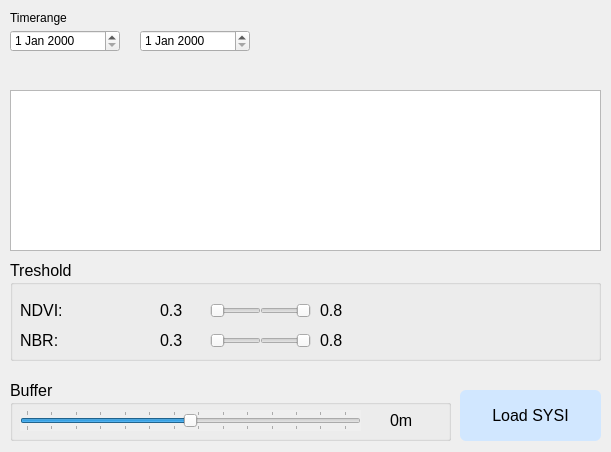
Qt form ui/sysi.ui (caioarantes/ravi-qgis-plugin) before a commit.
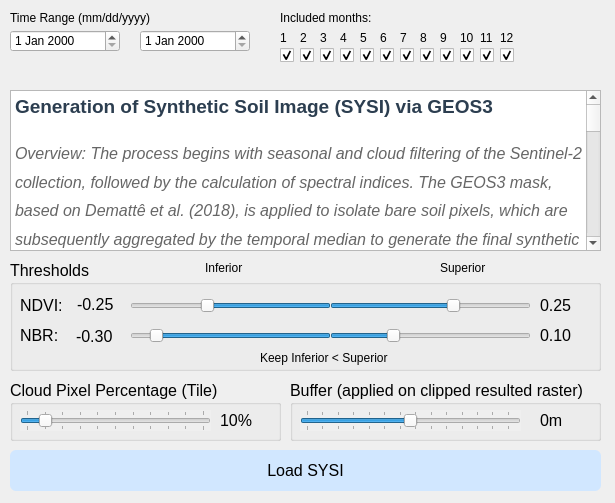
The same form after that commit. Icons and pictures are not drawn.

```diff
--- a/ui/sysi.ui
+++ b/ui/sysi.ui
@@ -6,8 +6,8 @@
    <rect>
     <x>0</x>
     <y>0</y>
-    <width>611</width>
-    <height>452</height>
+    <width>615</width>
+    <height>503</height>
    </rect>
   </property>
   <property name="windowTitle">
@@ -54,10 +54,10 @@
   <widget class="QPushButton" name="QPushButton_sysi">
    <property name="geometry">
     <rect>
-     <x>460</x>
-     <y>390</y>
-     <width>141</width>
-     <height>51</height>
+     <x>10</x>
+     <y>450</y>
+     <width>591</width>
+     <height>41</height>
     </rect>
    </property>
    <property name="font">
@@ -90,6 +90,43 @@
    <property name="readOnly">
     <bool>true</bool>
    </property>
+   <property name="html">
+    <string>&lt;!DOCTYPE HTML PUBLIC &quot;-//W3C//DTD HTML 4.0//EN&quot; &quot;http://www.w3.org/TR/REC-html40/strict.dtd&quot;&gt;
+&lt;html&gt;&lt;head&gt;&lt;meta name=&quot;qrichtext&quot; content=&quot;1&quot; /&gt;&lt;title&gt;SYSI Generation Description&lt;/title&gt;&lt;style type=&quot;text/css&quot;&gt;
+p, li { white-space: pre-wrap; }
+&lt;/style&gt;&lt;/head&gt;&lt;body style=&quot; font-family:'MS Shell Dlg 2'; font-size:12pt; font-weight:400; font-style:normal;&quot;&gt;
+&lt;h3 style=&quot; margin-top:14px; margin-bottom:12px; margin-left:0px; margin-right:0px; -qt-block-indent:0; text-indent:0px; line-height:160%;&quot;&gt;&lt;span style=&quot; font-family:'Arial','sans-serif'; font-size:large; font-weight:600; color:#2c3e50;&quot;&gt;Generation of Synthetic Soil Image (SYSI) via GEOS3&lt;/span&gt;&lt;span style=&quot; font-family:'Arial','sans-serif'; font-size:large; font-weight:600; color:#333333;&quot;&gt; &lt;/span&gt;&lt;/h3&gt;
+&lt;p style=&quot; margin-top:12px; margin-bottom:12px; margin-left:0px; margin-right:0px; -qt-block-indent:0; text-indent:0px; line-height:160%;&quot;&gt;&lt;span style=&quot; font-family:'Arial','sans-serif'; font-style:italic; color:#666666;&quot;&gt;Overview: The process begins with seasonal and cloud filtering of the Sentinel-2 collection, followed by the calculation of spectral indices. The GEOS3 mask, based on Demattê et al. (2018), is applied to isolate bare soil pixels, which are subsequently aggregated by the temporal median to generate the final synthetic image containing Blue, Green, Red, Red Edge, NIR, SWIR1, SWIR2, and NDVI bands. &lt;/span&gt;&lt;/p&gt;
+&lt;p style=&quot; margin-top:12px; margin-bottom:12px; margin-left:0px; margin-right:0px; -qt-block-indent:0; text-indent:0px; line-height:160%;&quot;&gt;&lt;span style=&quot; font-family:'Arial','sans-serif'; font-weight:600; color:#2c3e50;&quot;&gt;Functionality Description: &lt;/span&gt;&lt;/p&gt;
+&lt;p style=&quot; margin-top:12px; margin-bottom:12px; margin-left:0px; margin-right:0px; -qt-block-indent:0; text-indent:0px; line-height:160%;&quot;&gt;&lt;span style=&quot; font-family:'Arial','sans-serif'; color:#333333;&quot;&gt;This feature aims to generate a vegetation-free and cloud-free Synthetic Soil Image (SYSI), allowing for the visualization of the pedological variability within the area of interest. The method is based on the &lt;/span&gt;&lt;span style=&quot; font-family:'Arial','sans-serif'; font-weight:600; color:#333333;&quot;&gt;Geospatial Soil Sensing System (GEOS3)&lt;/span&gt;&lt;span style=&quot; font-family:'Arial','sans-serif'; color:#333333;&quot;&gt; algorithm proposed by Demattê et al. (2018), which employs data mining techniques on satellite image time series to identify and isolate bare soil pixels. &lt;/span&gt;&lt;/p&gt;
+&lt;p style=&quot; margin-top:12px; margin-bottom:12px; margin-left:0px; margin-right:0px; -qt-block-indent:0; text-indent:0px; line-height:160%;&quot;&gt;&lt;span style=&quot; font-family:'Arial','sans-serif'; color:#333333;&quot;&gt;The processing is executed in the cloud via Google Earth Engine (GEE) following four main steps: &lt;/span&gt;&lt;/p&gt;
+&lt;ol style=&quot;margin-top: 0px; margin-bottom: 0px; margin-left: 0px; margin-right: 0px; -qt-list-indent: 1;&quot;&gt;&lt;li style=&quot; font-family:'Arial','sans-serif'; color:#333333;&quot; style=&quot; margin-top:12px; margin-bottom:5px; margin-left:0px; margin-right:0px; -qt-block-indent:0; text-indent:0px; line-height:160%;&quot;&gt;&lt;span style=&quot; font-weight:600;&quot;&gt;Collection Selection and Pre-processing&lt;/span&gt; &lt;/li&gt;
+&lt;p style=&quot; margin-top:12px; margin-bottom:12px; margin-left:0px; margin-right:0px; -qt-block-indent:1; text-indent:0px; line-height:160%;&quot;&gt;&lt;span style=&quot; font-family:'Arial','sans-serif'; color:#333333;&quot;&gt;Initially, the system defines the Area of Interest (AOI) and selects the Sentinel-2 collection (&lt;/span&gt;&lt;span style=&quot; font-family:'monospace'; color:#c7254e; background-color:#f4f4f4;&quot;&gt;COPERNICUS/S2_SR_HARMONIZED&lt;/span&gt;&lt;span style=&quot; font-family:'Arial','sans-serif'; color:#333333;&quot;&gt;) within the year range defined by the user. To ensure data quality, the following filters are applied: &lt;/span&gt;&lt;/p&gt;
+&lt;ul style=&quot;margin-top: 0px; margin-bottom: 0px; margin-left: 0px; margin-right: 0px; -qt-list-indent: 2;&quot;&gt;&lt;li style=&quot; font-family:'Arial','sans-serif'; color:#333333;&quot; style=&quot; margin-top:0px; margin-bottom:5px; margin-left:0px; margin-right:0px; -qt-block-indent:0; text-indent:0px; line-height:160%;&quot;&gt;&lt;span style=&quot; font-weight:600;&quot;&gt;Spatial Filtering:&lt;/span&gt; Restricting images to the AOI boundaries. &lt;/li&gt;
+&lt;li style=&quot; font-family:'Arial','sans-serif'; color:#333333;&quot; style=&quot; margin-top:0px; margin-bottom:5px; margin-left:0px; margin-right:0px; -qt-block-indent:0; text-indent:0px; line-height:160%;&quot;&gt;&lt;span style=&quot; font-weight:600;&quot;&gt;Cloud Filtering:&lt;/span&gt; Removal of images with excessive cloud cover (parameter &lt;span style=&quot; font-family:'monospace'; color:#c7254e; background-color:#f4f4f4;&quot;&gt;CLOUDY_PIXEL_PERCENTAGE&lt;/span&gt;) and application of the &lt;span style=&quot; font-family:'monospace'; color:#c7254e; background-color:#f4f4f4;&quot;&gt;QA60&lt;/span&gt; quality mask to remove opaque clouds and cirrus on a pixel-by-pixel basis. &lt;/li&gt;
+&lt;li style=&quot; font-family:'Arial','sans-serif'; color:#333333;&quot; style=&quot; margin-top:0px; margin-bottom:20px; margin-left:0px; margin-right:0px; -qt-block-indent:0; text-indent:0px; line-height:160%;&quot;&gt;&lt;span style=&quot; font-weight:600;&quot;&gt;Seasonal Filtering:&lt;/span&gt; Selection of only specific months indicated by the user in the interface (e.g., off-season months), aiming to maximize the occurrence of bare soil. &lt;/li&gt;&lt;/ul&gt;
+&lt;li style=&quot; font-family:'Arial','sans-serif'; color:#333333;&quot; style=&quot; margin-top:0px; margin-bottom:5px; margin-left:0px; margin-right:0px; -qt-block-indent:0; text-indent:0px; line-height:160%;&quot;&gt;&lt;span style=&quot; font-weight:600;&quot;&gt;Calculation of Spectral Indices and Scale Factors&lt;/span&gt; &lt;/li&gt;
+&lt;p style=&quot; margin-top:12px; margin-bottom:12px; margin-left:0px; margin-right:0px; -qt-block-indent:1; text-indent:0px; line-height:160%;&quot;&gt;&lt;span style=&quot; font-family:'Arial','sans-serif'; color:#333333;&quot;&gt;For each image in the filtered collection, spectral indices essential for soil discrimination are calculated according to the GEOS3 methodology. In addition to applying scale factors (division by 10,000 for surface reflectance), the following are generated: &lt;/span&gt;&lt;/p&gt;
+&lt;ul style=&quot;margin-top: 0px; margin-bottom: 0px; margin-left: 0px; margin-right: 0px; -qt-list-indent: 2;&quot;&gt;&lt;li style=&quot; font-family:'Arial','sans-serif'; color:#333333;&quot; style=&quot; margin-top:0px; margin-bottom:5px; margin-left:0px; margin-right:0px; -qt-block-indent:0; text-indent:0px; line-height:160%;&quot;&gt;&lt;span style=&quot; font-weight:600;&quot;&gt;NDVI:&lt;/span&gt; Normalized Difference Vegetation Index. &lt;/li&gt;
+&lt;li style=&quot; font-family:'Arial','sans-serif'; color:#333333;&quot; style=&quot; margin-top:0px; margin-bottom:5px; margin-left:0px; margin-right:0px; -qt-block-indent:0; text-indent:0px; line-height:160%;&quot;&gt;&lt;span style=&quot; font-weight:600;&quot;&gt;NBR2:&lt;/span&gt; Normalized Burn Ratio 2, sensitive to straw and non-photosynthetic residues. &lt;/li&gt;
+&lt;li style=&quot; font-family:'Arial','sans-serif'; color:#333333;&quot; style=&quot; margin-top:0px; margin-bottom:5px; margin-left:0px; margin-right:0px; -qt-block-indent:0; text-indent:0px; line-height:160%;&quot;&gt;&lt;span style=&quot; font-weight:600;&quot;&gt;Band Differences:&lt;/span&gt; Difference between Green and Blue bands (&lt;span style=&quot; font-family:'monospace'; color:#c7254e; background-color:#f4f4f4;&quot;&gt;grbl&lt;/span&gt;) and Red and Green bands (&lt;span style=&quot; font-family:'monospace'; color:#c7254e; background-color:#f4f4f4;&quot;&gt;regr&lt;/span&gt;). &lt;/li&gt;
+&lt;li style=&quot; font-family:'Arial','sans-serif'; color:#333333;&quot; style=&quot; margin-top:0px; margin-bottom:20px; margin-left:0px; margin-right:0px; -qt-block-indent:0; text-indent:0px; line-height:160%;&quot;&gt;&lt;span style=&quot; font-weight:600;&quot;&gt;VNSIR:&lt;/span&gt; Visible-to-Shortwave-Infrared tendency index, calculated using the formula adapted from Demattê et al. (2018):&lt;br /&gt;&lt;span style=&quot; font-style:italic;&quot;&gt;VNSIR = 1 - (2 × Red - Green - Blue + 3 × (NIR - Red))&lt;/span&gt; &lt;/li&gt;&lt;/ul&gt;
+&lt;li style=&quot; font-family:'Arial','sans-serif'; color:#333333;&quot; style=&quot; margin-top:0px; margin-bottom:5px; margin-left:0px; margin-right:0px; -qt-block-indent:0; text-indent:0px; line-height:160%;&quot;&gt;&lt;span style=&quot; font-weight:600;&quot;&gt;GEOS3 Mask Application&lt;/span&gt; &lt;/li&gt;
+&lt;p style=&quot; margin-top:12px; margin-bottom:12px; margin-left:0px; margin-right:0px; -qt-block-indent:1; text-indent:0px; line-height:160%;&quot;&gt;&lt;span style=&quot; font-family:'Arial','sans-serif'; color:#333333;&quot;&gt;The core of the algorithm consists of applying a logical mask to identify bare soil pixels. A pixel is classified as soil (GEOS3 = 1) if it simultaneously satisfies the following conditions, whose thresholds are adjustable by the user via the RAVI interface: &lt;/span&gt;&lt;/p&gt;
+&lt;ul style=&quot;margin-top: 0px; margin-bottom: 0px; margin-left: 0px; margin-right: 0px; -qt-list-indent: 2;&quot;&gt;&lt;li style=&quot; font-family:'Arial','sans-serif'; color:#333333;&quot; style=&quot; margin-top:0px; margin-bottom:5px; margin-left:0px; margin-right:0px; -qt-block-indent:0; text-indent:0px; line-height:160%;&quot;&gt;&lt;span style=&quot; font-style:italic;&quot;&gt;NDVI&lt;/span&gt;&lt;span style=&quot; font-style:italic; vertical-align:sub;&quot;&gt;min&lt;/span&gt;&lt;span style=&quot; font-style:italic;&quot;&gt; ≤ NDVI ≤ NDVI&lt;/span&gt;&lt;span style=&quot; font-style:italic; vertical-align:sub;&quot;&gt;max&lt;/span&gt; &lt;/li&gt;
+&lt;li style=&quot; font-family:'Arial','sans-serif'; color:#333333;&quot; style=&quot; margin-top:0px; margin-bottom:5px; margin-left:0px; margin-right:0px; -qt-block-indent:0; text-indent:0px; line-height:160%;&quot;&gt;&lt;span style=&quot; font-style:italic;&quot;&gt;NBR2&lt;/span&gt;&lt;span style=&quot; font-style:italic; vertical-align:sub;&quot;&gt;min&lt;/span&gt;&lt;span style=&quot; font-style:italic;&quot;&gt; ≤ NBR2 ≤ NBR2&lt;/span&gt;&lt;span style=&quot; font-style:italic; vertical-align:sub;&quot;&gt;max&lt;/span&gt; &lt;/li&gt;
+&lt;li style=&quot; font-family:'Arial','sans-serif'; color:#333333;&quot; style=&quot; margin-top:0px; margin-bottom:5px; margin-left:0px; margin-right:0px; -qt-block-indent:0; text-indent:0px; line-height:160%;&quot;&gt;&lt;span style=&quot; font-style:italic;&quot;&gt;VNSIR ≤ 0.9&lt;/span&gt; &lt;/li&gt;
+&lt;li style=&quot; font-family:'Arial','sans-serif'; color:#333333;&quot; style=&quot; margin-top:0px; margin-bottom:20px; margin-left:0px; margin-right:0px; -qt-block-indent:0; text-indent:0px; line-height:160%;&quot;&gt;&lt;span style=&quot; font-style:italic;&quot;&gt;GRBL &amp;gt; 0&lt;/span&gt; and &lt;span style=&quot; font-style:italic;&quot;&gt;REGR &amp;gt; 0&lt;/span&gt; &lt;/li&gt;&lt;/ul&gt;
+&lt;li style=&quot; font-family:'Arial','sans-serif'; color:#333333;&quot; style=&quot; margin-top:0px; margin-bottom:20px; margin-left:0px; margin-right:0px; -qt-block-indent:0; text-indent:0px; line-height:160%;&quot;&gt;&lt;span style=&quot; font-weight:600;&quot;&gt;Temporal Aggregation (TESS) and Post-Processing&lt;/span&gt; &lt;/li&gt;&lt;/ol&gt;
+&lt;p style=&quot; margin-top:12px; margin-bottom:12px; margin-left:0px; margin-right:0px; -qt-block-indent:1; text-indent:0px; line-height:160%;&quot;&gt;&lt;span style=&quot; font-family:'Arial','sans-serif'; color:#333333;&quot;&gt;After classification, the mask is applied to the collection, retaining only the pixels identified as soil. To compose the final image (SYSI), a statistical &lt;/span&gt;&lt;span style=&quot; font-family:'Arial','sans-serif'; font-weight:600; color:#333333;&quot;&gt;median&lt;/span&gt;&lt;span style=&quot; font-family:'Arial','sans-serif'; color:#333333;&quot;&gt; reducer (&lt;/span&gt;&lt;span style=&quot; font-family:'monospace'; color:#c7254e; background-color:#f4f4f4;&quot;&gt;median()&lt;/span&gt;&lt;span style=&quot; font-family:'Arial','sans-serif'; color:#333333;&quot;&gt;) is used over the temporal stack of valid pixels. This process removes transient variations (such as temporary moisture) and fills gaps left by clouds or vegetation. &lt;/span&gt;&lt;/p&gt;
+&lt;p style=&quot; margin-top:12px; margin-bottom:12px; margin-left:0px; margin-right:0px; -qt-block-indent:1; text-indent:0px; line-height:160%;&quot;&gt;&lt;span style=&quot; font-family:'Arial','sans-serif'; color:#333333;&quot;&gt;The resulting product is a multispectral image composed of &lt;/span&gt;&lt;span style=&quot; font-family:'Arial','sans-serif'; font-weight:600; color:#333333;&quot;&gt;8 bands&lt;/span&gt;&lt;span style=&quot; font-family:'Arial','sans-serif'; color:#333333;&quot;&gt;: &lt;/span&gt;&lt;/p&gt;
+&lt;ul style=&quot;margin-top: 0px; margin-bottom: 0px; margin-left: 0px; margin-right: 0px; -qt-list-indent: 2;&quot;&gt;&lt;li style=&quot; font-family:'Arial','sans-serif'; color:#333333;&quot; style=&quot; margin-top:0px; margin-bottom:5px; margin-left:0px; margin-right:0px; -qt-block-indent:0; text-indent:0px; line-height:160%;&quot;&gt;&lt;span style=&quot; font-weight:600;&quot;&gt;Visible:&lt;/span&gt; Blue, Green, and Red; &lt;/li&gt;
+&lt;li style=&quot; font-family:'Arial','sans-serif'; color:#333333;&quot; style=&quot; margin-top:0px; margin-bottom:5px; margin-left:0px; margin-right:0px; -qt-block-indent:0; text-indent:0px; line-height:160%;&quot;&gt;&lt;span style=&quot; font-weight:600;&quot;&gt;Vegetation and Near-Infrared:&lt;/span&gt; Red Edge and Near-Infrared (NIR); &lt;/li&gt;
+&lt;li style=&quot; font-family:'Arial','sans-serif'; color:#333333;&quot; style=&quot; margin-top:0px; margin-bottom:5px; margin-left:0px; margin-right:0px; -qt-block-indent:0; text-indent:0px; line-height:160%;&quot;&gt;&lt;span style=&quot; font-weight:600;&quot;&gt;Shortwave Infrared:&lt;/span&gt; SWIR1 and SWIR2; &lt;/li&gt;
+&lt;li style=&quot; font-family:'Arial','sans-serif'; color:#333333;&quot; style=&quot; margin-top:0px; margin-bottom:20px; margin-left:0px; margin-right:0px; -qt-block-indent:0; text-indent:0px; line-height:160%;&quot;&gt;&lt;span style=&quot; font-weight:600;&quot;&gt;Index:&lt;/span&gt; The calculated NDVI band. &lt;/li&gt;&lt;/ul&gt;
+&lt;p style=&quot; margin-top:12px; margin-bottom:12px; margin-left:0px; margin-right:0px; -qt-block-indent:1; text-indent:0px; line-height:160%;&quot;&gt;&lt;span style=&quot; font-family:'Arial','sans-serif'; color:#333333;&quot;&gt;Finally, the resulting image is clipped precisely to the AOI geometry, automatically downloaded, and loaded into QGIS with a contrast rendering adjusted to the visualized extent. &lt;/span&gt;&lt;/p&gt;
+&lt;p style=&quot; margin-top:20px; margin-bottom:0px; margin-left:0px; margin-right:0px; -qt-block-indent:0; text-indent:0px; line-height:160%; background-color:#f9f9f9;&quot;&gt;&lt;span style=&quot; font-family:'Arial','sans-serif'; font-weight:600; color:#555555;&quot;&gt;Reference:&lt;/span&gt;&lt;span style=&quot; font-family:'Arial','sans-serif'; color:#555555;&quot;&gt;&lt;br /&gt;[1] DEMATTÊ, J. A. M.; FONGARO, C. T.; RIZZO, R.; SAFANELLI, J. L. Geospatial Soil Sensing System (GEOS3): A powerful data mining procedure to retrieve soil spectral reflectance from satellite images. &lt;/span&gt;&lt;span style=&quot; font-family:'Arial','sans-serif'; font-style:italic; color:#555555;&quot;&gt;Remote Sensing of Environment&lt;/span&gt;&lt;span style=&quot; font-family:'Arial','sans-serif'; color:#555555;&quot;&gt;, v. 212, p. 161–175, 2018. &lt;/span&gt;&lt;/p&gt;&lt;/body&gt;&lt;/html&gt;</string>
+   </property>
    <property name="overwriteMode">
     <bool>true</bool>
    </property>
@@ -100,9 +137,9 @@
   <widget class="QGroupBox" name="groupBox_30">
    <property name="geometry">
     <rect>
-     <x>10</x>
+     <x>290</x>
      <y>380</y>
-     <width>441</width>
+     <width>311</width>
      <height>61</height>
     </rect>
    </property>
@@ -112,12 +149,12 @@
     </font>
    </property>
    <property name="title">
-    <string>Buffer</string>
+    <string>Buffer (applied on clipped resulted raster)</string>
    </property>
    <widget class="QLabel" name="label_buffer">
     <property name="geometry">
      <rect>
-      <x>380</x>
+      <x>250</x>
       <y>30</y>
       <width>51</width>
       <height>21</height>
@@ -140,7 +177,7 @@
      <rect>
       <x>10</x>
       <y>30</y>
-      <width>341</width>
+      <width>221</width>
       <height>21</height>
      </rect>
     </property>
@@ -179,7 +216,7 @@
      <x>10</x>
      <y>260</y>
      <width>591</width>
-     <height>101</height>
+     <height>111</height>
     </rect>
    </property>
    <property name="font">
@@ -188,25 +225,25 @@
     </font>
    </property>
    <property name="title">
-    <string>Treshold</string>
+    <string>Thresholds</string>
    </property>
    <widget class="QSlider" name="horizontalSlider">
     <property name="geometry">
      <rect>
-      <x>200</x>
-      <y>40</y>
-      <width>51</width>
+      <x>120</x>
+      <y>35</y>
+      <width>201</width>
       <height>22</height>
      </rect>
     </property>
     <property name="layoutDirection">
-     <enum>Qt::LeftToRight</enum>
+     <enum>Qt::RightToLeft</enum>
     </property>
     <property name="minimum">
-     <number>-1</number>
+     <number>-100</number>
     </property>
     <property name="maximum">
-     <number>1</number>
+     <number>100</number>
     </property>
     <property name="singleStep">
      <number>1</number>
@@ -215,7 +252,7 @@
      <number>0</number>
     </property>
     <property name="value">
-     <number>-1</number>
+     <number>25</number>
     </property>
     <property name="orientation">
      <enum>Qt::Horizontal</enum>
@@ -224,14 +261,26 @@
    <widget class="QSlider" name="horizontalSlider_2">
     <property name="geometry">
      <rect>
-      <x>250</x>
-      <y>40</y>
-      <width>51</width>
+      <x>320</x>
+      <y>35</y>
+      <width>201</width>
       <height>22</height>
      </rect>
     </property>
     <property name="layoutDirection">
-     <enum>Qt::RightToLeft</enum>
+     <enum>Qt::LeftToRight</enum>
+    </property>
+    <property name="minimum">
+     <number>-100</number>
+    </property>
+    <property name="maximum">
+     <number>100</number>
+    </property>
+    <property name="pageStep">
+     <number>1</number>
+    </property>
+    <property name="value">
+     <number>25</number>
     </property>
     <property name="orientation">
      <enum>Qt::Horizontal</enum>
@@ -241,7 +290,7 @@
     <property name="geometry">
      <rect>
       <x>10</x>
-      <y>40</y>
+      <y>35</y>
       <width>131</width>
       <height>21</height>
      </rect>
@@ -258,8 +307,8 @@
    <widget class="QLabel" name="label_16">
     <property name="geometry">
      <rect>
-      <x>150</x>
-      <y>40</y>
+      <x>67</x>
+      <y>34</y>
       <width>51</width>
       <height>21</height>
      </rect>
@@ -270,14 +319,14 @@
      </font>
     </property>
     <property name="text">
-     <string>0.3</string>
+     <string>-0.25</string>
     </property>
    </widget>
    <widget class="QLabel" name="label_17">
     <property name="geometry">
      <rect>
-      <x>310</x>
-      <y>40</y>
+      <x>530</x>
+      <y>35</y>
       <width>51</width>
       <height>21</height>
      </rect>
@@ -288,20 +337,32 @@
      </font>
     </property>
     <property name="text">
-     <string>0.8</string>
+     <string>0.25</string>
     </property>
    </widget>
    <widget class="QSlider" name="horizontalSlider_3">
     <property name="geometry">
      <rect>
-      <x>200</x>
-      <y>70</y>
-      <width>51</width>
+      <x>120</x>
+      <y>65</y>
+      <width>201</width>
       <height>22</height>
      </rect>
     </property>
     <property name="layoutDirection">
-     <enum>Qt::LeftToRight</enum>
+     <enum>Qt::RightToLeft</enum>
+    </property>
+    <property name="minimum">
+     <number>-150</number>
+    </property>
+    <property name="maximum">
+     <number>50</number>
+    </property>
+    <property name="value">
+     <number>30</number>
+    </property>
+    <property name="sliderPosition">
+     <number>30</number>
     </property>
     <property name="orientation">
      <enum>Qt::Horizontal</enum>
@@ -311,8 +372,8 @@
     <property name="geometry">
      <rect>
       <x>10</x>
-      <y>70</y>
-      <width>131</width>
+      <y>65</y>
+      <width>41</width>
       <height>21</height>
      </rect>
     </property>
@@ -328,14 +389,23 @@
    <widget class="QSlider" name="horizontalSlider_4">
     <property name="geometry">
      <rect>
-      <x>250</x>
-      <y>70</y>
-      <width>51</width>
+      <x>320</x>
+      <y>65</y>
+      <width>201</width>
       <height>22</height>
      </rect>
     </property>
     <property name="layoutDirection">
-     <enum>Qt::RightToLeft</enum>
+     <enum>Qt::LeftToRight</enum>
+    </property>
+    <property name="minimum">
+     <number>-50</number>
+    </property>
+    <property name="maximum">
+     <number>150</number>
+    </property>
+    <property name="value">
+     <number>10</number>
     </property>
     <property name="orientation">
      <enum>Qt::Horizontal</enum>
@@ -344,8 +414,8 @@
    <widget class="QLabel" name="label_19">
     <property name="geometry">
      <rect>
-      <x>310</x>
-      <y>70</y>
+      <x>530</x>
+      <y>65</y>
       <width>51</width>
       <height>21</height>
      </rect>
@@ -356,14 +426,14 @@
      </font>
     </property>
     <property name="text">
-     <string>0.8</string>
+     <string>0.10</string>
     </property>
    </widget>
    <widget class="QLabel" name="label_20">
     <property name="geometry">
      <rect>
-      <x>150</x>
-      <y>70</y>
+      <x>66</x>
+      <y>66</y>
       <width>51</width>
       <height>21</height>
      </rect>
@@ -374,7 +444,46 @@
      </font>
     </property>
     <property name="text">
-     <string>0.3</string>
+     <string>-0.30</string>
+    </property>
+   </widget>
+   <widget class="QLabel" name="label_21">
+    <property name="geometry">
+     <rect>
+      <x>195</x>
+      <y>0</y>
+      <width>91</width>
+      <height>16</height>
+     </rect>
+    </property>
+    <property name="text">
+     <string>Inferior</string>
+    </property>
+   </widget>
+   <widget class="QLabel" name="label_22">
+    <property name="geometry">
+     <rect>
+      <x>430</x>
+      <y>0</y>
+      <width>91</width>
+      <height>16</height>
+     </rect>
+    </property>
+    <property name="text">
+     <string>Superior</string>
+    </property>
+   </widget>
+   <widget class="QLabel" name="label_23">
+    <property name="geometry">
+     <rect>
+      <x>250</x>
+      <y>90</y>
+      <width>141</width>
+      <height>16</height>
+     </rect>
+    </property>
+    <property name="text">
+     <string>Keep Inferior &lt; Superior</string>
     </property>
    </widget>
   </widget>
@@ -403,14 +512,451 @@
     <rect>
      <x>10</x>
      <y>10</y>
-     <width>71</width>
+     <width>141</width>
      <height>16</height>
     </rect>
    </property>
    <property name="text">
-    <string>Timerange</string>
+    <string>Time Range (mm/dd/yyyy)</string>
    </property>
   </widget>
+  <widget class="QCheckBox" name="checkBox_1">
+   <property name="geometry">
+    <rect>
+     <x>280</x>
+     <y>40</y>
+     <width>21</width>
+     <height>31</height>
+    </rect>
+   </property>
+   <property name="text">
+    <string/>
+   </property>
+   <property name="checked">
+    <bool>true</bool>
+   </property>
+  </widget>
+  <widget class="QLabel" name="label_2">
+   <property name="geometry">
+    <rect>
+     <x>280</x>
+     <y>30</y>
+     <width>16</width>
+     <height>16</height>
+    </rect>
+   </property>
+   <property name="text">
+    <string>1</string>
+   </property>
+  </widget>
+  <widget class="QLabel" name="label_3">
+   <property name="geometry">
+    <rect>
+     <x>280</x>
+     <y>10</y>
+     <width>91</width>
+     <height>16</height>
+    </rect>
+   </property>
+   <property name="text">
+    <string>Included months:</string>
+   </property>
+  </widget>
+  <widget class="QCheckBox" name="checkBox_2">
+   <property name="geometry">
+    <rect>
+     <x>300</x>
+     <y>40</y>
+     <width>21</width>
+     <height>31</height>
+    </rect>
+   </property>
+   <property name="text">
+    <string/>
+   </property>
+   <property name="checked">
+    <bool>true</bool>
+   </property>
+  </widget>
+  <widget class="QCheckBox" name="checkBox_3">
+   <property name="geometry">
+    <rect>
+     <x>320</x>
+     <y>40</y>
+     <width>21</width>
+     <height>31</height>
+    </rect>
+   </property>
+   <property name="text">
+    <string/>
+   </property>
+   <property name="checked">
+    <bool>true</bool>
+   </property>
+  </widget>
+  <widget class="QCheckBox" name="checkBox_4">
+   <property name="geometry">
+    <rect>
+     <x>340</x>
+     <y>40</y>
+     <width>21</width>
+     <height>31</height>
+    </rect>
+   </property>
+   <property name="text">
+    <string/>
+   </property>
+   <property name="checked">
+    <bool>true</bool>
+   </property>
+  </widget>
+  <widget class="QCheckBox" name="checkBox_5">
+   <property name="geometry">
+    <rect>
+     <x>360</x>
+     <y>40</y>
+     <width>21</width>
+     <height>31</height>
+    </rect>
+   </property>
+   <property name="text">
+    <string/>
+   </property>
+   <property name="checked">
+    <bool>true</bool>
+   </property>
+  </widget>
+  <widget class="QCheckBox" name="checkBox_6">
+   <property name="geometry">
+    <rect>
+     <x>380</x>
+     <y>40</y>
+     <width>21</width>
+     <height>31</height>
+    </rect>
+   </property>
+   <property name="text">
+    <string/>
+   </property>
+   <property name="checked">
+    <bool>true</bool>
+   </property>
+  </widget>
+  <widget class="QLabel" name="label_4">
+   <property name="geometry">
+    <rect>
+     <x>300</x>
+     <y>30</y>
+     <width>16</width>
+     <height>16</height>
+    </rect>
+   </property>
+   <property name="text">
+    <string>2</string>
+   </property>
+  </widget>
+  <widget class="QLabel" name="label_5">
+   <property name="geometry">
+    <rect>
+     <x>320</x>
+     <y>30</y>
+     <width>16</width>
+     <height>16</height>
+    </rect>
+   </property>
+   <property name="text">
+    <string>3</string>
+   </property>
+  </widget>
+  <widget class="QLabel" name="label_6">
+   <property name="geometry">
+    <rect>
+     <x>340</x>
+     <y>30</y>
+     <width>16</width>
+     <height>16</height>
+    </rect>
+   </property>
+   <property name="text">
+    <string>4</string>
+   </property>
+  </widget>
+  <widget class="QLabel" name="label_7">
+   <property name="geometry">
+    <rect>
+     <x>360</x>
+     <y>30</y>
+     <width>16</width>
+     <height>16</height>
+    </rect>
+   </property>
+   <property name="text">
+    <string>5</string>
+   </property>
+  </widget>
+  <widget class="QLabel" name="label_8">
+   <property name="geometry">
+    <rect>
+     <x>380</x>
+     <y>30</y>
+     <width>16</width>
+     <height>16</height>
+    </rect>
+   </property>
+   <property name="text">
+    <string>6</string>
+   </property>
+  </widget>
+  <widget class="QCheckBox" name="checkBox_7">
+   <property name="geometry">
+    <rect>
+     <x>460</x>
+     <y>40</y>
+     <width>21</width>
+     <height>31</height>
+    </rect>
+   </property>
+   <property name="text">
+    <string/>
+   </property>
+   <property name="checked">
+    <bool>true</bool>
+   </property>
+  </widget>
+  <widget class="QLabel" name="label_9">
+   <property name="geometry">
+    <rect>
+     <x>440</x>
+     <y>30</y>
+     <width>16</width>
+     <height>16</height>
+    </rect>
+   </property>
+   <property name="text">
+    <string>9</string>
+   </property>
+  </widget>
+  <widget class="QLabel" name="label_10">
+   <property name="geometry">
+    <rect>
+     <x>400</x>
+     <y>30</y>
+     <width>16</width>
+     <height>16</height>
+    </rect>
+   </property>
+   <property name="text">
+    <string>7</string>
+   </property>
+  </widget>
+  <widget class="QCheckBox" name="checkBox_8">
+   <property name="geometry">
+    <rect>
+     <x>500</x>
+     <y>40</y>
+     <width>21</width>
+     <height>31</height>
+    </rect>
+   </property>
+   <property name="text">
+    <string/>
+   </property>
+   <property name="checked">
+    <bool>true</bool>
+   </property>
+  </widget>
+  <widget class="QCheckBox" name="checkBox_9">
+   <property name="geometry">
+    <rect>
+     <x>440</x>
+     <y>40</y>
+     <width>21</width>
+     <height>31</height>
+    </rect>
+   </property>
+   <property name="text">
+    <string/>
+   </property>
+   <property name="checked">
+    <bool>true</bool>
+   </property>
+  </widget>
+  <widget class="QCheckBox" name="checkBox_10">
+   <property name="geometry">
+    <rect>
+     <x>400</x>
+     <y>40</y>
+     <width>21</width>
+     <height>31</height>
+    </rect>
+   </property>
+   <property name="text">
+    <string/>
+   </property>
+   <property name="checked">
+    <bool>true</bool>
+   </property>
+  </widget>
+  <widget class="QLabel" name="label_11">
+   <property name="geometry">
+    <rect>
+     <x>420</x>
+     <y>30</y>
+     <width>16</width>
+     <height>16</height>
+    </rect>
+   </property>
+   <property name="text">
+    <string>8</string>
+   </property>
+  </widget>
+  <widget class="QLabel" name="label_12">
+   <property name="geometry">
+    <rect>
+     <x>480</x>
+     <y>30</y>
+     <width>16</width>
+     <height>16</height>
+    </rect>
+   </property>
+   <property name="text">
+    <string>11</string>
+   </property>
+  </widget>
+  <widget class="QLabel" name="label_13">
+   <property name="geometry">
+    <rect>
+     <x>500</x>
+     <y>30</y>
+     <width>16</width>
+     <height>16</height>
+    </rect>
+   </property>
+   <property name="text">
+    <string>12</string>
+   </property>
+  </widget>
+  <widget class="QCheckBox" name="checkBox_11">
+   <property name="geometry">
+    <rect>
+     <x>420</x>
+     <y>40</y>
+     <width>21</width>
+     <height>31</height>
+    </rect>
+   </property>
+   <property name="text">
+    <string/>
+   </property>
+   <property name="checked">
+    <bool>true</bool>
+   </property>
+  </widget>
+  <widget class="QLabel" name="label_14">
+   <property name="geometry">
+    <rect>
+     <x>460</x>
+     <y>30</y>
+     <width>16</width>
+     <height>16</height>
+    </rect>
+   </property>
+   <property name="text">
+    <string>10</string>
+   </property>
+  </widget>
+  <widget class="QCheckBox" name="checkBox_12">
+   <property name="geometry">
+    <rect>
+     <x>480</x>
+     <y>40</y>
+     <width>21</width>
+     <height>31</height>
+    </rect>
+   </property>
+   <property name="text">
+    <string/>
+   </property>
+   <property name="checked">
+    <bool>true</bool>
+   </property>
+  </widget>
+  <widget class="QGroupBox" name="groupBox_31">
+   <property name="geometry">
+    <rect>
+     <x>10</x>
+     <y>380</y>
+     <width>271</width>
+     <height>61</height>
+    </rect>
+   </property>
+   <property name="font">
+    <font>
+     <pointsize>12</pointsize>
+    </font>
+   </property>
+   <property name="title">
+    <string>Cloud Pixel Percentage (Tile)</string>
+   </property>
+   <widget class="QLabel" name="Qlabel_clouds">
+    <property name="geometry">
+     <rect>
+      <x>210</x>
+      <y>30</y>
+      <width>51</width>
+      <height>21</height>
+     </rect>
+    </property>
+    <property name="font">
+     <font>
+      <pointsize>12</pointsize>
+     </font>
+    </property>
+    <property name="text">
+     <string>10%</string>
+    </property>
+   </widget>
+   <widget class="QSlider" name="horizontalSlider_clouds">
+    <property name="enabled">
+     <bool>true</bool>
+    </property>
+    <property name="geometry">
+     <rect>
+      <x>10</x>
+      <y>30</y>
+      <width>191</width>
+      <height>21</height>
+     </rect>
+    </property>
+    <property name="autoFillBackground">
+     <bool>true</bool>
+    </property>
+    <property name="minimum">
+     <number>0</number>
+    </property>
+    <property name="maximum">
+     <number>100</number>
+    </property>
+    <property name="singleStep">
+     <number>10</number>
+    </property>
+    <property name="pageStep">
+     <number>30</number>
+    </property>
+    <property name="value">
+     <number>10</number>
+    </property>
+    <property name="sliderPosition">
+     <number>10</number>
+    </property>
+    <property name="orientation">
+     <enum>Qt::Horizontal</enum>
+    </property>
+    <property name="tickPosition">
+     <enum>QSlider::TicksBothSides</enum>
+    </property>
+   </widget>
+  </widget>
  </widget>
  <resources/>
  <connections/>
```
Left out of the diff: 18 changed lines with no effect on the pictures.
